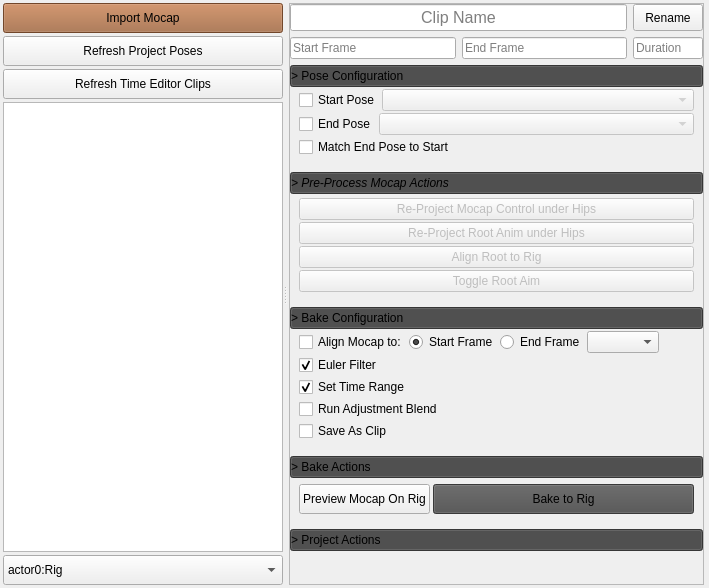
The window that mocap_clipper/ui/mocap_clipper_widget.ui (rBrenick/mocap-clipper) describes before a commit, drawn with Qt 5.
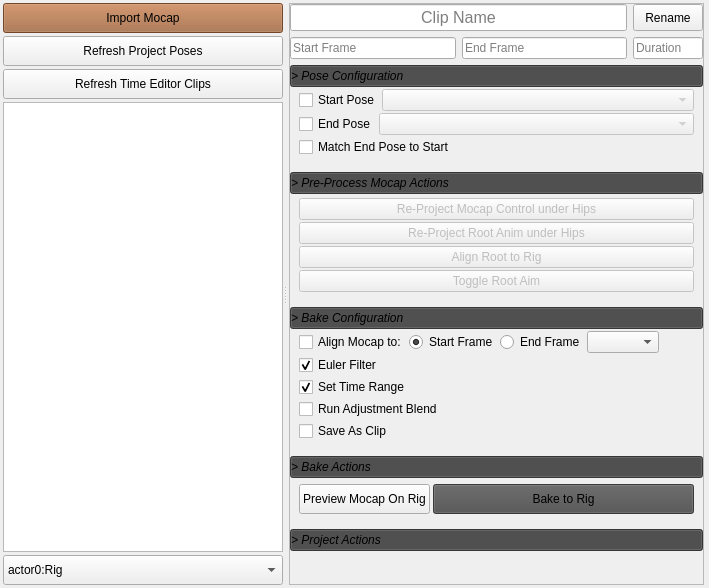
The same window after the commit. Custom widgets are drawn as their Qt base class.

Patch:
```diff
--- a/mocap_clipper/ui/mocap_clipper_widget.ui
+++ b/mocap_clipper/ui/mocap_clipper_widget.ui
@@ -302,6 +302,11 @@
              </property>
              <item>
               <widget class="QPushButton" name="pose_configuration_BTN">
+               <property name="font">
+                <font>
+                 <italic>true</italic>
+                </font>
+               </property>
                <property name="styleSheet">
                 <string notr="true">background-color:rgb(75, 75, 75); text-align:left;</string>
                </property>
@@ -517,6 +522,11 @@
              </property>
              <item>
               <widget class="QPushButton" name="bake_configuration_BTN">
+               <property name="font">
+                <font>
+                 <italic>true</italic>
+                </font>
+               </property>
                <property name="styleSheet">
                 <string notr="true">background-color:rgb(75, 75, 75); text-align:left;</string>
                </property>
@@ -684,6 +694,11 @@
             <layout class="QVBoxLayout" name="bake_actions_root_layout">
              <item>
               <widget class="QPushButton" name="bake_actions_BTN">
+               <property name="font">
+                <font>
+                 <italic>true</italic>
+                </font>
+               </property>
                <property name="styleSheet">
                 <string notr="true">background-color:rgb(75, 75, 75); text-align:left;</string>
                </property>
@@ -764,6 +779,11 @@
             <layout class="QVBoxLayout" name="project_widgets_root_layout">
              <item>
               <widget class="QPushButton" name="project_widgets_BTN">
+               <property name="font">
+                <font>
+                 <italic>true</italic>
+                </font>
+               </property>
                <property name="styleSheet">
                 <string notr="true">background-color:rgb(75, 75, 75); text-align:left;</string>
                </property>
```
